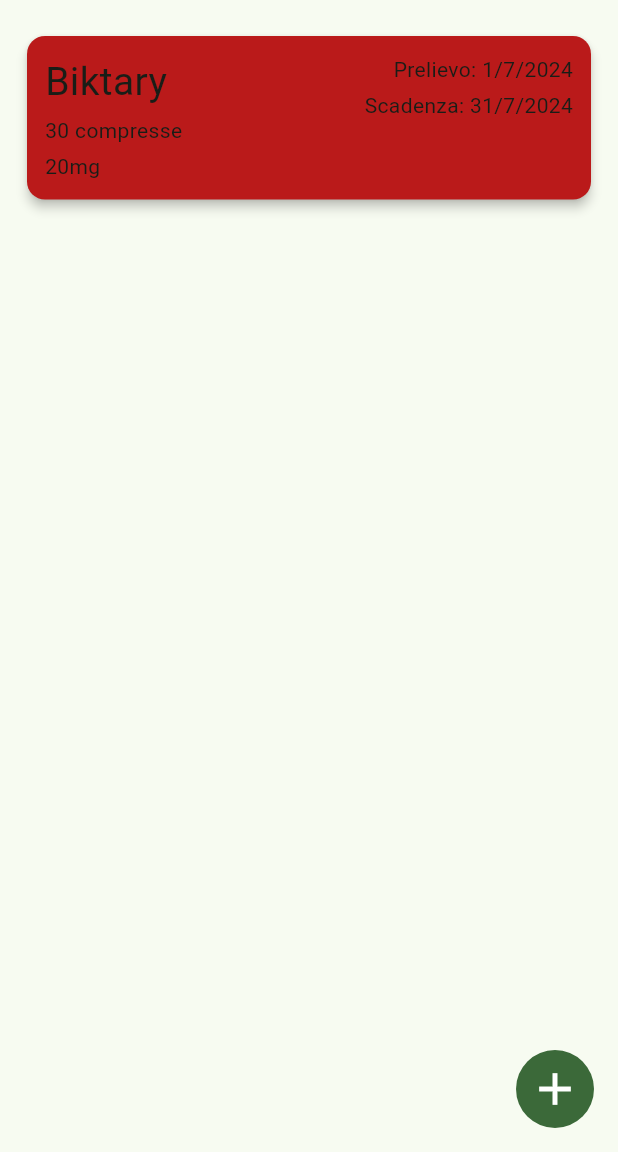
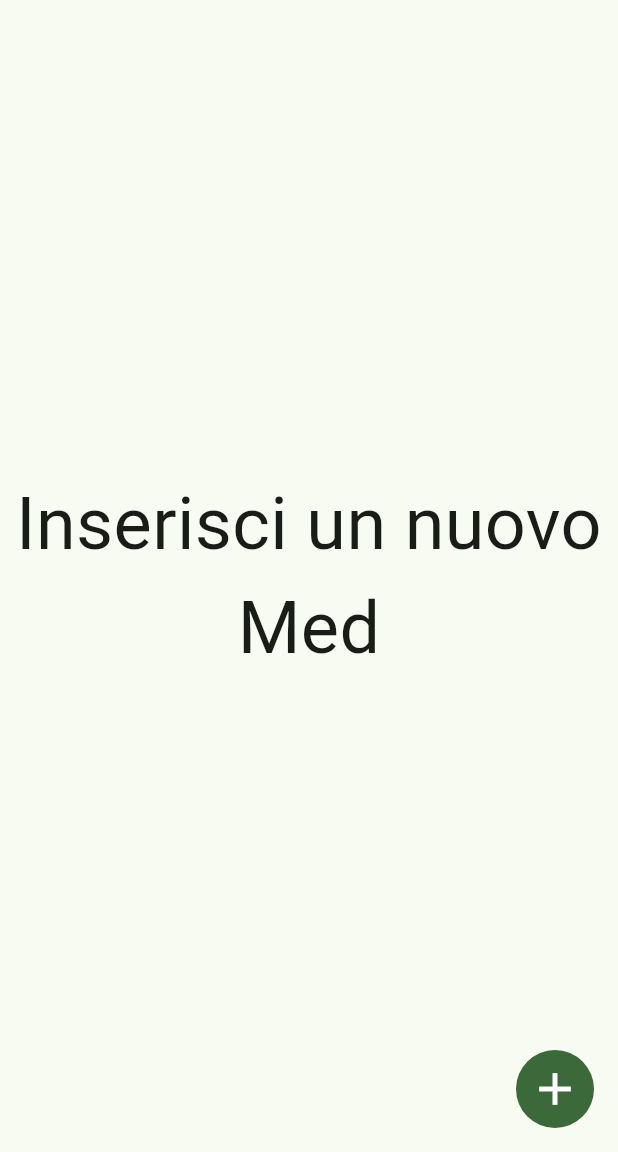
Before and after one commit to km-yao/meditrack, a Flutter app: the screen it shows after launch, on a phone screen of 412 x 824 dp, the part 84-1236 px from its top. Run offline on Flutter 3.47's test engine with Material 3 defaults, Android fonts, the phone set to English and light mode, and no system bars; our stand-ins replace flutter_riverpod, sqflite; accounts and stored records are empty.

Commit message:
funzione per aggiornare le med rimozione disponibilità tolti i med primi

```diff
--- a/lib/main.dart
+++ b/lib/main.dart
@@ -1,16 +1,14 @@
 import 'package:flutter/material.dart';
 import 'package:flutter_riverpod/flutter_riverpod.dart';
-import 'package:meditrack/models/api_db.dart';
-import 'package:meditrack/models/med.dart';
 import 'package:meditrack/pages/homepage.dart';
 
 
 void main() {
-  ApiDb().insertMed(Med.med(nome: "Biktary", compresse: 30, dosaggio: "20mg", prelievo: DateTime.parse("2024-07-01")));
-  ApiDb().insertMed(Med.med(nome: "Orfina", compresse: 20, dosaggio: "10mg", prelievo: DateTime.parse("2024-12-01")));
-  ApiDb().insertMed(Med.med(nome: "Illumina", compresse: 25, dosaggio: "30mg", prelievo: DateTime.parse("2024-07-01")));
-  ApiDb().insertMed(Med.med(nome: "Settima", compresse: 18, dosaggio: "10mg", prelievo: DateTime.parse("2025-07-01")));
-  ApiDb().insertMed(Med.med(nome: "ElleManna", compresse: 20, dosaggio: "40mg", prelievo: DateTime.parse("2025-07-15")));
+  // ApiDb().insertMed(Med.med(nome: "Biktary", compresse: 30, dosaggio: "20mg", prelievo: DateTime.parse("2024-07-01")));
+  // ApiDb().insertMed(Med.med(nome: "Orfina", compresse: 20, dosaggio: "10mg", prelievo: DateTime.parse("2024-12-01")));
+  // ApiDb().insertMed(Med.med(nome: "Illumina", compresse: 25, dosaggio: "30mg", prelievo: DateTime.parse("2024-07-01")));
+  // ApiDb().insertMed(Med.med(nome: "Settima", compresse: 18, dosaggio: "10mg", prelievo: DateTime.parse("2025-07-01")));
+  // ApiDb().insertMed(Med.med(nome: "ElleManna", compresse: 20, dosaggio: "40mg", prelievo: DateTime.parse("2025-07-15")));
 
   runApp(ProviderScope(child: const MyApp()));
 }
--- a/lib/models/disponibilita.dart
+++ /dev/null
@@ -1,62 +0,0 @@
-import 'package:meditrack/models/med.dart';
-
-class Disponibilita {
-
-  int id;
-  DateTime prelievo;
-  DateTime scadenza;
-
-  Disponibilita({required this.id, required this.prelievo, required this.scadenza});
-
-  Disponibilita.med({required Med med}) :
-    id = med.id,
-    prelievo = DateTime.now(),
-    scadenza = DateTime.now().add(Duration(days: med.compresse));
-
-
-  factory Disponibilita.fromMap(Map<String, dynamic> map) {
-    // final dynamic raw = map['prelievo'];
-    // late DateTime date;
-
-    // if (raw == null) {
-    //   date = DateTime.fromMillisecondsSinceEpoch(0);
-    // } else if (raw is DateTime) {
-    //   date = raw;
-    // } else if (raw is int) {
-    //   date = DateTime.fromMillisecondsSinceEpoch(raw);
-    // } else {
-    //   try {
-    //     // handles Firestore Timestamp and similar objects with toDate()
-    //     date = (raw as dynamic).toDate();
-    //   } catch (_) {
-    //     date = DateTime.parse(raw.toString());
-    //   }
-    // }
-
-    return Disponibilita(
-      id: map['id'] as int,
-      // prelievo: date,
-      // scandenza: date,
-      prelievo: DateTime.parse(map['prelievo'] as String),
-      scadenza: DateTime.parse(map['scadenza'] as String),
-    );
-  }
-
-  Map<String, dynamic> toMap() => {
-    'id': id,
-    'attributo': prelievo.toString(),
-    'scadenza': scadenza.toString(),
-  };
-
-  String toString() {
-    return 'Disponibilita{id: $id, prelievo: $prelievo, scadenza: $scadenza}';
-  }
-
-  String getPrelievoFormatted() {
-    return "${prelievo.day}/${prelievo.month}/${prelievo.year}";
-  }
-
-  String getScadenzaFormatted() {
-    return "${scadenza.day}/${scadenza.month}/${scadenza.year}";
-  }
-}
--- a/lib/models/med.dart
+++ b/lib/models/med.dart
@@ -26,7 +26,6 @@ class Med {
 
   Map<String, Object?> toMap() {
     return {
-      'id': id,
       'nome': nome,
       'compresse': compresse,
       'dosaggio': dosaggio,
--- a/lib/models/med_card.dart
+++ b/lib/models/med_card.dart
@@ -23,12 +23,12 @@ class MedCard extends StatelessWidget {
   @override
   Widget build(BuildContext context) {
 
-    return InkWell(
-      onLongPress: () => onLongPress,
-      child: Card(
-        color: getCardColor(context),
-        elevation: 3,
-        margin: EdgeInsets.all(6),
+    return Card(
+      color: getCardColor(context),
+      elevation: 3,
+      margin: EdgeInsets.all(6),
+      child: InkWell(
+        onLongPress: () => onLongPress(med),
         child: Padding(
           padding: EdgeInsetsGeometry.all(12),
           child: Row(
--- a/lib/pages/edit_med.dart
+++ b/lib/pages/edit_med.dart
@@ -34,8 +34,6 @@ class _AddMedState extends ConsumerState<EditMed> {
         SnackBar(content: Text("Med inserito"))
       );
 
-      Navigator.pop(context);
-
     } catch (e) {
       throw Exception("EDIT_MED_PAGE : Errore salvataggio : $e");
     }
@@ -52,6 +50,7 @@ class _AddMedState extends ConsumerState<EditMed> {
   @override
   Widget build(BuildContext context) {
     return Scaffold(
+      resizeToAvoidBottomInset: false,
       appBar: AppBar(
         title: Text(
           "Add Med",
@@ -172,11 +171,11 @@ class _AddMedState extends ConsumerState<EditMed> {
                         }
                       },
                       onSaved: (value) {
-                        _currentMed.prelievo = value as DateTime;
+                        _currentMed.prelievo =  DateTime.parse(value as String);
                       },
                       onChanged: (value) {
                         setState(() {
-                          _currentMed.prelievo = value as DateTime;
+                          _currentMed.prelievo = DateTime.parse(value);
                         });
                       },
                       validator: (value) {
--- a/lib/pages/homepage.dart
+++ b/lib/pages/homepage.dart
@@ -22,10 +22,6 @@ class _HomepageState extends ConsumerState<Homepage> {
     Navigator.push(context, MaterialPageRoute(builder: (context) => page));
   }
 
-  void _refreshMeds() {
-    ref.read(medProvider.notifier).getAll();
-  }
-
   void updateMed(Med med) async {
     showDialog(context: context, builder: (context) {
       return AlertDialog(
@@ -46,11 +42,11 @@ class _HomepageState extends ConsumerState<Homepage> {
                 await ref.read(medProvider.notifier).update(med);
 
                 ScaffoldMessenger.of(context).showSnackBar(
-                  SnackBar(content: Text("Database pulito"))
+                  SnackBar(content: Text("Med aggiornato"))
                 );
 
               } catch (e) {
-                throw Exception("SETTINGS_PAGE : Errore pulizia DB : $e");
+                throw Exception("HOMEPAGE : Errore aggiornamento med : $e");
               }
 
             },
@@ -64,7 +60,6 @@ class _HomepageState extends ConsumerState<Homepage> {
   @override
   void initState() {
     super.initState();
-    _refreshMeds();
   }
 
   @override
```
